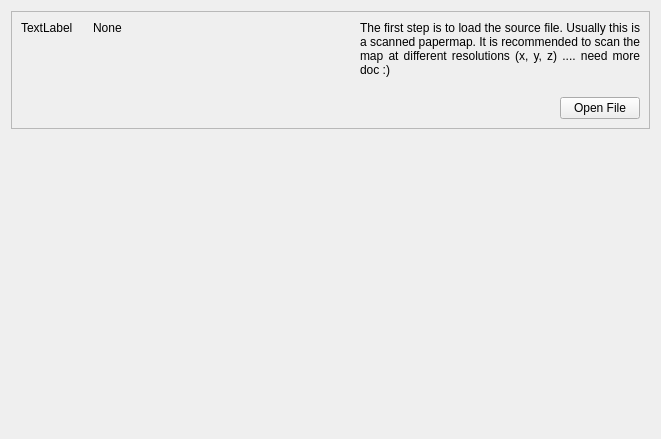
First picture: the form in src/ICreateMapGeoTiff.ui, repository ntruchsess/QLandkarteGT, before the edit.
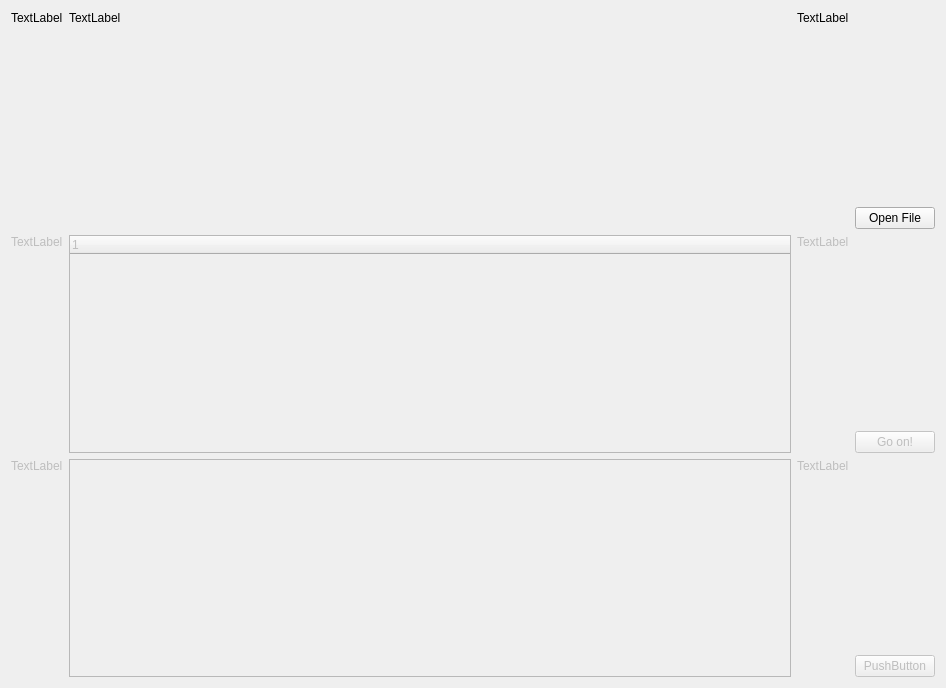
Second picture: the form after the edit.

```diff
--- a/src/ICreateMapGeoTiff.ui
+++ b/src/ICreateMapGeoTiff.ui
@@ -5,27 +5,15 @@
    <rect>
     <x>0</x>
     <y>0</y>
-    <width>657</width>
-    <height>439</height>
+    <width>946</width>
+    <height>688</height>
    </rect>
   </property>
   <property name="windowTitle" >
    <string>Form</string>
   </property>
-  <layout class="QVBoxLayout" >
-   <item>
-    <widget class="QFrame" name="frame" >
-     <property name="frameShape" >
-      <enum>QFrame::StyledPanel</enum>
-     </property>
-     <property name="frameShadow" >
-      <enum>QFrame::Raised</enum>
-     </property>
-     <layout class="QHBoxLayout" >
-      <property name="spacing" >
-       <number>20</number>
-      </property>
-      <item>
+  <layout class="QGridLayout" >
+   <item row="0" column="0" >
        <widget class="QLabel" name="labelStep1" >
         <property name="text" >
          <string>TextLabel</string>
@@ -35,54 +23,43 @@
         </property>
        </widget>
       </item>
-      <item>
-       <widget class="QLabel" name="labelFile" >
-        <property name="sizePolicy" >
-         <sizepolicy vsizetype="Preferred" hsizetype="MinimumExpanding" >
-          <horstretch>0</horstretch>
-          <verstretch>0</verstretch>
-         </sizepolicy>
-        </property>
+   <item row="0" column="1" >
+    <widget class="QLabel" name="labelInputFile" >
         <property name="text" >
-         <string>None</string>
+      <string>TextLabel</string>
         </property>
         <property name="alignment" >
          <set>Qt::AlignLeading|Qt::AlignLeft|Qt::AlignTop</set>
         </property>
        </widget>
       </item>
-      <item>
-       <layout class="QVBoxLayout" >
-        <item>
+   <item row="0" column="2" >
          <widget class="QLabel" name="labelDoc1" >
           <property name="text" >
-           <string>The first step is to load the source file. Usually this is a scanned papermap. It is recommended to scan the map at different resolutions (x, y, z) .... need more doc :)</string>
+      <string>TextLabel</string>
           </property>
           <property name="alignment" >
-           <set>Qt::AlignJustify|Qt::AlignTop</set>
-          </property>
-          <property name="wordWrap" >
-           <bool>true</bool>
+      <set>Qt::AlignLeading|Qt::AlignLeft|Qt::AlignTop</set>
           </property>
          </widget>
         </item>
-        <item>
-         <layout class="QHBoxLayout" >
+   <item row="0" column="3" >
+    <layout class="QVBoxLayout" >
           <item>
            <spacer>
             <property name="orientation" >
-             <enum>Qt::Horizontal</enum>
+        <enum>Qt::Vertical</enum>
             </property>
             <property name="sizeHint" >
              <size>
-              <width>40</width>
-              <height>20</height>
+         <width>20</width>
+         <height>40</height>
              </size>
             </property>
            </spacer>
           </item>
           <item>
-           <widget class="QPushButton" name="pushOpenFile" >
+      <widget class="QPushButton" name="pushButton" >
             <property name="text" >
              <string>Open File</string>
             </property>
@@ -90,11 +67,106 @@
           </item>
          </layout>
         </item>
-       </layout>
-      </item>
-     </layout>
+   <item row="1" column="0" >
+    <widget class="QLabel" name="labelStep2" >
+     <property name="enabled" >
+      <bool>false</bool>
+     </property>
+     <property name="text" >
+      <string>TextLabel</string>
+     </property>
+     <property name="alignment" >
+      <set>Qt::AlignLeading|Qt::AlignLeft|Qt::AlignTop</set>
+     </property>
+    </widget>
+   </item>
+   <item row="1" column="1" >
+    <widget class="QTreeWidget" name="treeWidget" >
+     <property name="enabled" >
+      <bool>false</bool>
+     </property>
+     <column>
+      <property name="text" >
+       <string>1</string>
+      </property>
+     </column>
+    </widget>
+   </item>
+   <item row="1" column="2" >
+    <widget class="QLabel" name="labelDoc2" >
+     <property name="enabled" >
+      <bool>false</bool>
+     </property>
+     <property name="text" >
+      <string>TextLabel</string>
+     </property>
+     <property name="alignment" >
+      <set>Qt::AlignLeading|Qt::AlignLeft|Qt::AlignTop</set>
+     </property>
+    </widget>
+   </item>
+   <item row="1" column="3" >
+    <layout class="QVBoxLayout" >
+     <item>
+      <spacer>
+       <property name="orientation" >
+        <enum>Qt::Vertical</enum>
+       </property>
+       <property name="sizeHint" >
+        <size>
+         <width>20</width>
+         <height>40</height>
+        </size>
+       </property>
+      </spacer>
+     </item>
+     <item>
+      <widget class="QPushButton" name="pushButton_2" >
+       <property name="enabled" >
+        <bool>false</bool>
+       </property>
+       <property name="text" >
+        <string>Go on!</string>
+       </property>
+      </widget>
+     </item>
+    </layout>
+   </item>
+   <item row="2" column="0" >
+    <widget class="QLabel" name="labelStep3" >
+     <property name="enabled" >
+      <bool>false</bool>
+     </property>
+     <property name="text" >
+      <string>TextLabel</string>
+     </property>
+     <property name="alignment" >
+      <set>Qt::AlignLeading|Qt::AlignLeft|Qt::AlignTop</set>
+     </property>
     </widget>
    </item>
+   <item row="2" column="1" >
+    <widget class="QTextBrowser" name="textBrowser" >
+     <property name="enabled" >
+      <bool>false</bool>
+     </property>
+    </widget>
+   </item>
+   <item row="2" column="2" >
+    <widget class="QLabel" name="labelDoc3" >
+     <property name="enabled" >
+      <bool>false</bool>
+     </property>
+     <property name="text" >
+      <string>TextLabel</string>
+     </property>
+     <property name="alignment" >
+      <set>Qt::AlignLeading|Qt::AlignLeft|Qt::AlignTop</set>
+     </property>
+    </widget>
+   </item>
+   <item row="2" column="3" >
+    <layout class="QVBoxLayout" >
    <item>
     <spacer>
      <property name="orientation" >
@@ -102,11 +174,23 @@
      </property>
      <property name="sizeHint" >
       <size>
-       <width>639</width>
-       <height>181</height>
+         <width>20</width>
+         <height>40</height>
       </size>
      </property>
     </spacer>
+     </item>
+     <item>
+      <widget class="QPushButton" name="pushButton_3" >
+       <property name="enabled" >
+        <bool>false</bool>
+       </property>
+       <property name="text" >
+        <string>PushButton</string>
+       </property>
+      </widget>
+     </item>
+    </layout>
    </item>
   </layout>
  </widget>
```
Lines whose indentation alone changed are shown as unchanged.
